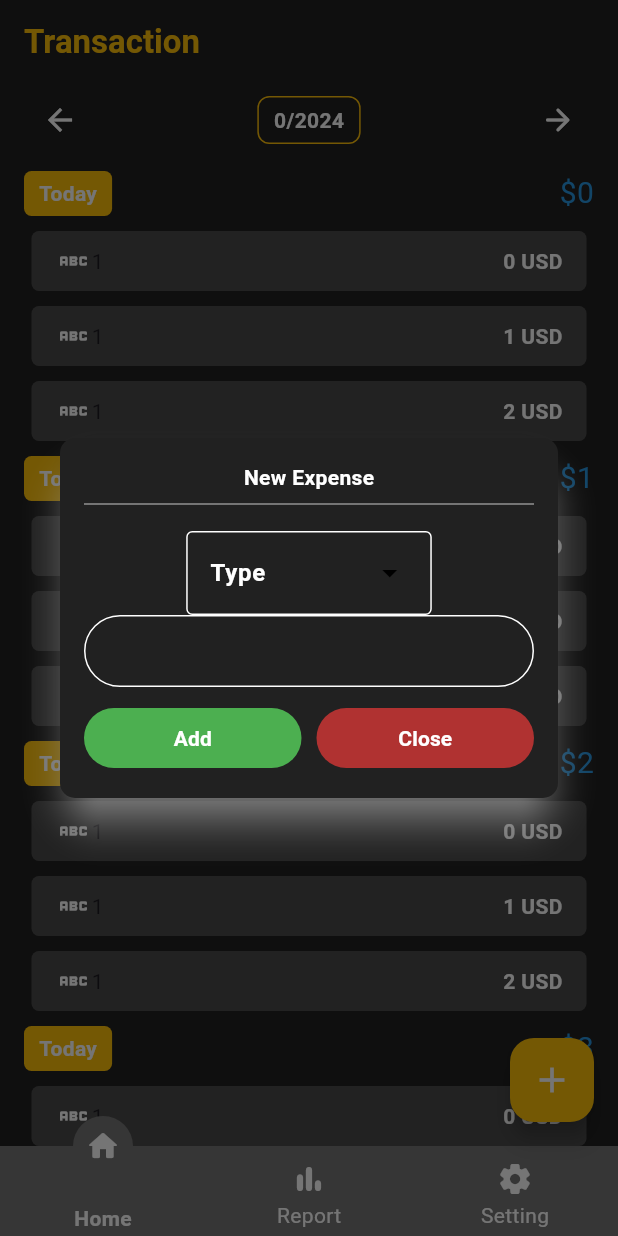
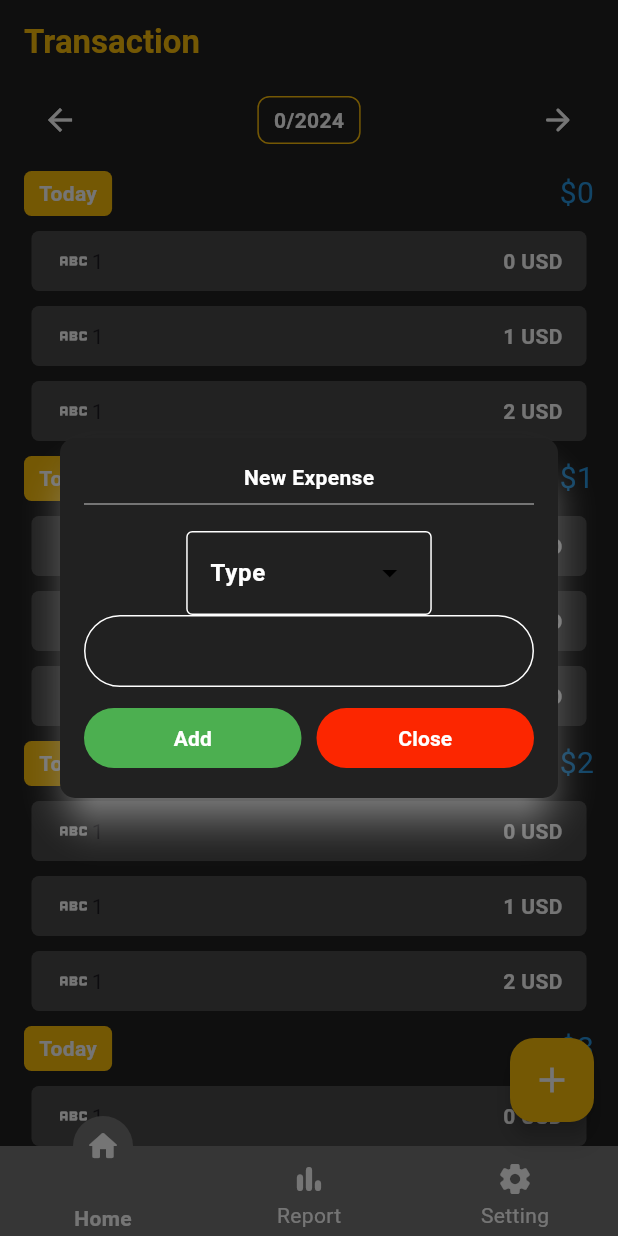
Before and after one commit to DiseirangCHHEUN/expense_tracker_ass, a Flutter app: the screen it shows after launch, after a tap on the "arrow forward" icon, after a tap on the "add" icon, on a phone screen of 412 x 824 dp. Run offline on Flutter 3.47's test engine with Material 3 defaults, Android fonts, the phone set to English and light mode, and no system bars; our stand-ins replace get, google_fonts, hive, hive_flutter, icons_plus; missing offline and left inert: curved_navigation_bar_with_label; accounts and stored records are empty; Roboto replaces fonts that are missing (Battambang).

Commit message:
Change color code and app name

```diff
--- a/lib/constants/color_constant.dart
+++ b/lib/constants/color_constant.dart
@@ -2,7 +2,7 @@ import 'package:flutter/material.dart';
 
 class ColorConstants {
   static const Color kYellowColor = Color(0xFFFDBF09);
-  static const Color kRedColor = Color(0xFFB03231);
+  static const Color kRedColor = Color(0xFFFC2600);
   static const Color kGreenColor = Color(0xFF4CAF50);
   static const Color kBlueColor = Color(0xFF2896E1);
   static const Color kWhiteColor = Color(0xFFFFFFFF);
--- a/lib/my_app.dart
+++ b/lib/my_app.dart
@@ -18,11 +18,10 @@ class MyApp extends StatelessWidget {
       builder: (context) {
         return GetMaterialApp(
           debugShowCheckedModeBanner: false,
-          title: 'Expense Tracker',
+          title: 'Expense Tracker-ASS',
           themeMode: ThemeMode.dark,
           darkTheme: darkThemeData,
           theme: ThemeData(
-            scaffoldBackgroundColor: Colors.grey[900],
             colorScheme: ColorScheme.fromSeed(seedColor: Colors.deepPurple),
             useMaterial3: true,
           ),
--- a/pubspec.yaml
+++ b/pubspec.yaml
@@ -66,8 +66,8 @@ flutter:
   uses-material-design: true
 
   # To add assets to your application, add an assets section, like this:
-  # assets:
-  #   - images/a_dot_burr.jpeg
+  assets:
+    - assets/
   #   - images/a_dot_ham.jpeg
 
   # An image asset can refer to one or more resolution-specific "variants", see
```
Also changed, not shown: 1 other file.
